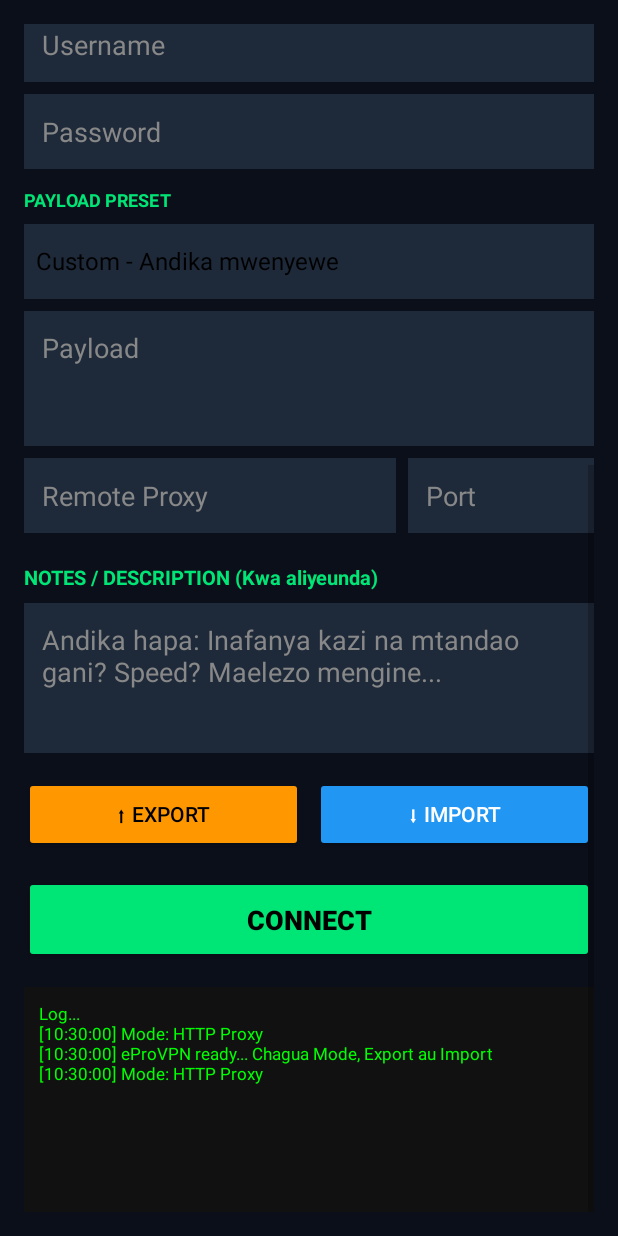
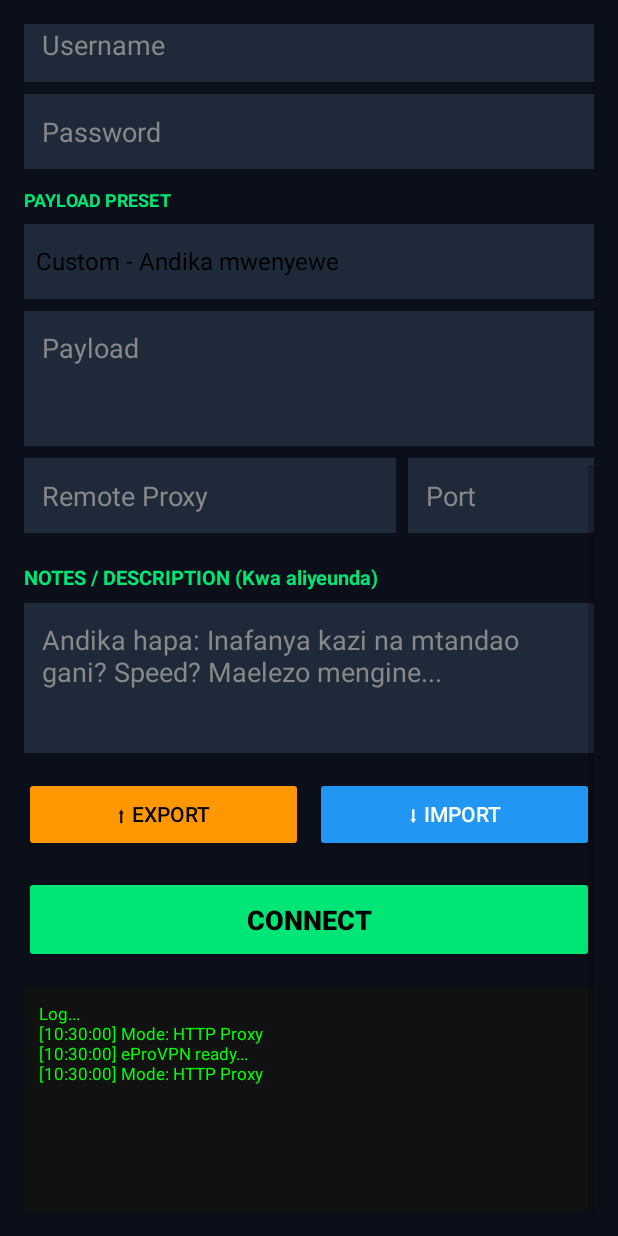
Before and after one commit to Getvinix/eProVPN, an Android app: the screen it shows after launch (MainActivity), scrolled down 502 dp, on a phone screen of 412 x 824 dp. Run offline under Robolectric (Android 15) with nearby library versions, the phone set to English and light mode, and no system bars.

Commit message:
Update MainActivity.kt

```diff
--- a/app/src/main/java/com/epro/vpn/MainActivity.kt
+++ b/app/src/main/java/com/epro/vpn/MainActivity.kt
@@ -44,27 +44,13 @@ class MainActivity : AppCompatActivity() {
     private var selectedMode = "HTTP Proxy"
 
     private val modes = listOf("HTTP Proxy","SSH/TLS","SSL/TLS Proxy","V2Ray/Xray","Hysteria","Psiphon","Shadowsocks")
-    private val payloadPresets = listOf(
-        "Custom - Andika mwenyewe",
-        "GET Standard",
-        "GET + Keep Alive",
-        "CONNECT Standard",
-        "POST Standard"
-    )
-    private val payloadValues = listOf(
-        "",
-        "GET / HTTP/1.1[crlf]Host: [sni][crlf][crlf]",
-        "GET / HTTP/1.1[crlf]Host: [sni][crlf]Connection: keep-alive[crlf][crlf]",
-        "CONNECT [host_port] HTTP/1.1[crlf]Host: [sni][crlf][crlf]",
-        "POST / HTTP/1.1[crlf]Host: [sni][crlf]Content-Length: 0[crlf][crlf]"
-    )
+    private val payloadPresets = listOf("Custom - Andika mwenyewe","GET Standard","GET + Keep Alive","CONNECT Standard","POST Standard")
+    private val payloadValues = listOf("","GET / HTTP/1.1[crlf]Host: [sni][crlf][crlf]","GET / HTTP/1.1[crlf]Host: [sni][crlf]Connection: keep-alive[crlf][crlf]","CONNECT [host_port] HTTP/1.1[crlf]Host: [sni][crlf][crlf]","POST / HTTP/1.1[crlf]Host: [sni][crlf]Content-Length: 0[crlf][crlf]")
     private val ssMethods = listOf("aes-256-gcm","aes-128-gcm","chacha20-ietf-poly1305","aes-256-cfb","plain")
 
-    // EXPORT - Chagua wapi kuhifadhi file
     private val exportLauncher = registerForActivityResult(ActivityResultContracts.CreateDocument("application/json")) { uri ->
         uri?.let { writeExportFile(it) }
     }
-    // IMPORT - Chagua file
     private val importLauncher = registerForActivityResult(ActivityResultContracts.GetContent()) { uri ->
         uri?.let { readImportFile(it) }
     }
@@ -100,14 +86,12 @@ class MainActivity : AppCompatActivity() {
         spinnerPayload = findViewById(R.id.spinnerPayload)
         spinnerSsMethod = findViewById(R.id.spinnerSsMethod)
 
-        // --- DROPDOWN: MODE ---
         spinnerMode.adapter = ArrayAdapter(this, android.R.layout.simple_spinner_dropdown_item, modes)
         spinnerMode.onItemSelectedListener = object : AdapterView.OnItemSelectedListener {
             override fun onItemSelected(p: AdapterView<*>?, v: View?, pos: Int, id: Long) { setMode(modes[pos]) }
             override fun onNothingSelected(p: AdapterView<*>?) {}
         }
 
-        // --- DROPDOWN: PAYLOAD ---
         spinnerPayload.adapter = ArrayAdapter(this, android.R.layout.simple_spinner_dropdown_item, payloadPresets)
         spinnerPayload.onItemSelectedListener = object : AdapterView.OnItemSelectedListener {
             override fun onItemSelected(p: AdapterView<*>?, v: View?, pos: Int, id: Long) {
@@ -116,7 +100,6 @@ class MainActivity : AppCompatActivity() {
             override fun onNothingSelected(p: AdapterView<*>?) {}
         }
 
-        // --- DROPDOWN: SHADOWSOCKS METHOD ---
         spinnerSsMethod.adapter = ArrayAdapter(this, android.R.layout.simple_spinner_dropdown_item, ssMethods)
         spinnerSsMethod.onItemSelectedListener = object : AdapterView.OnItemSelectedListener {
             override fun onItemSelected(p: AdapterView<*>?, v: View?, pos: Int, id: Long) { etSsMethod.setText(ssMethods[pos]) }
@@ -131,10 +114,9 @@ class MainActivity : AppCompatActivity() {
         }
 
         setMode("HTTP Proxy")
-        log("eProVPN ready... Chagua Mode, Export au Import")
+        log("eProVPN ready...")
     }
 
-    // ===== EXPORT =====
     private fun exportConfig() {
         val name = etConfigName.text.toString().ifEmpty { "epro-config" }
         exportLauncher.launch("$name.epro")
@@ -161,17 +143,14 @@ class MainActivity : AppCompatActivity() {
             json.put("vlessLink", etVlessLink.text.toString())
             json.put("ssMethod", etSsMethod.text.toString())
             json.put("createdAt", System.currentTimeMillis().toString())
-
             contentResolver.openOutputStream(uri)?.use { it.write(json.toString(2).toByteArray()) }
             log("Exported: ${etConfigName.text}.epro")
-            Toast.makeText(this, "Exported! Tuma file kwa mtu mwingine", Toast.LENGTH_LONG).show()
+            Toast.makeText(this, "Exported!", Toast.LENGTH_LONG).show()
         } catch (e: Exception) {
             log("Export failed: ${e.message}")
-            Toast.makeText(this, "Export failed", Toast.LENGTH_SHORT).show()
         }
     }
 
-    // ===== IMPORT =====
     private fun readImportFile(uri: Uri) {
         try {
             val text = contentResolver.openInputStream(uri)?.bufferedReader()?.readText() ?: return
@@ -190,13 +169,10 @@ class MainActivity : AppCompatActivity() {
             etUuid.setText(json.optString("uuid"))
             etVlessLink.setText(json.optString("vlessLink"))
             etSsMethod.setText(json.optString("ssMethod"))
-
             val mode = json.optString("mode", "HTTP Proxy")
             val idx = modes.indexOf(mode)
             if (idx >= 0) spinnerMode.setSelection(idx)
             setMode(mode)
-
-            // Onyesha Notes za muundaji kwa alert
             val notes = json.optString("notes")
             val creator = json.optString("creator")
             if (notes.isNotEmpty()) {
```
